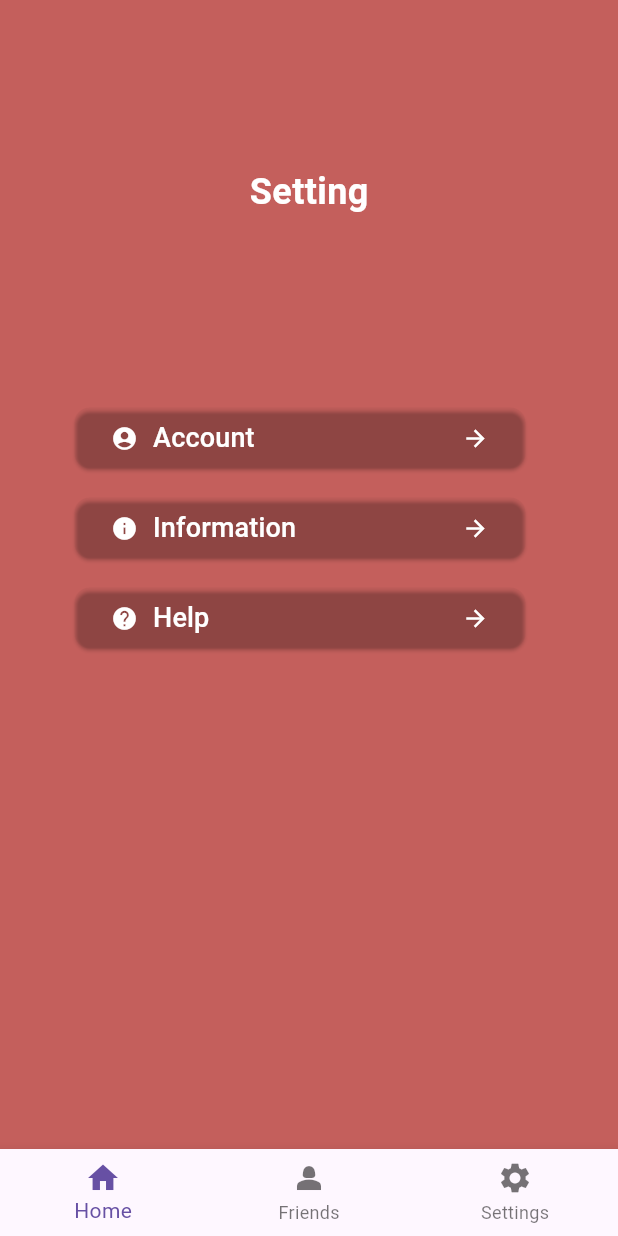
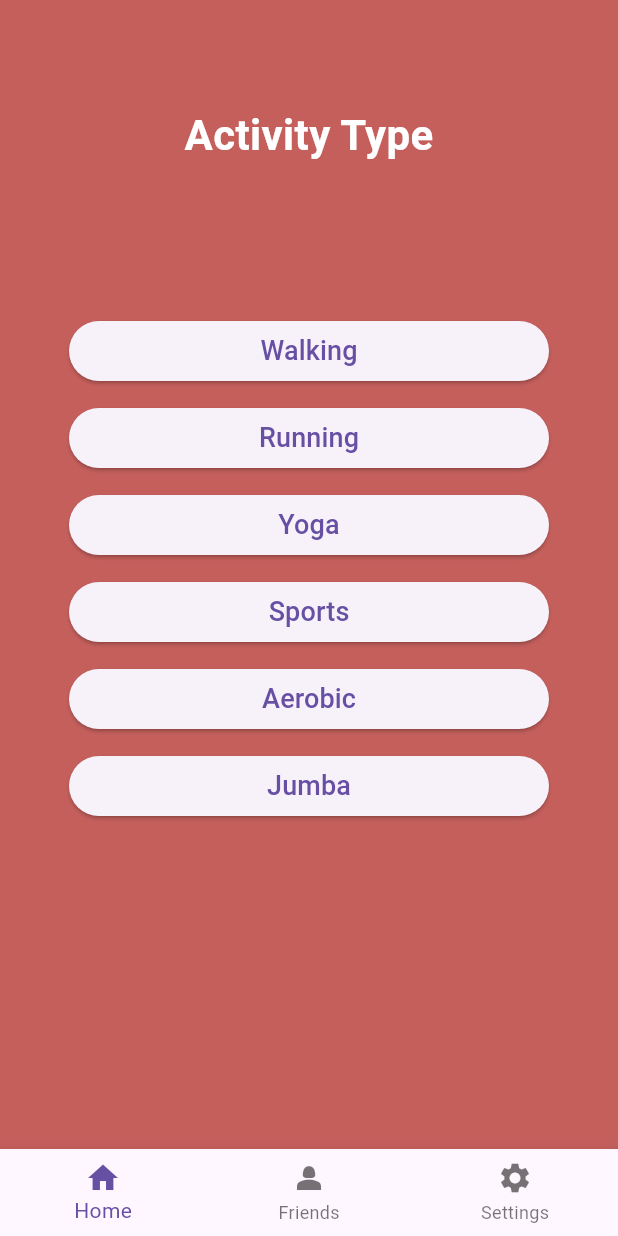
Before and after one commit to MEHAK-BENIWAL/Redback_Operations_Project_3, a Flutter app: the screen it shows after launch, on a phone screen of 412 x 824 dp. Run offline on Flutter 3.47's test engine with Material 2 defaults, Android fonts, the phone set to English and light mode, and no system bars.

Commit message:
Add Activity Page

```diff
--- a/Mobile App/lib/main.dart
+++ b/Mobile App/lib/main.dart
@@ -15,7 +15,7 @@ class MyApp extends StatelessWidget {
       theme: ThemeData(
         useMaterial3: true,
       ),
-      home: const MyHomePage(title: 'My First App'),
+      home: const MyActivity(title: 'My First App'),
     );
   }
 }
@@ -426,3 +426,130 @@ class _MyAccount extends State<MyAccount> {
     );
   }
 }
+
+class MyActivity extends StatefulWidget {
+  const MyActivity({Key? key, required this.title}) : super(key: key);
+  final String title;
+
+  @override
+  State<MyActivity> createState() => _MyActivityState();
+}
+
+class _MyActivityState extends State<MyActivity> {
+  int _currentIndex = 0;
+
+  @override
+  Widget build(BuildContext context) {
+    return Scaffold(
+      body: Stack(
+        children: [
+          Container(
+            color: const Color(0xFFC45F5C),
+            child: Center(
+              child: Column(
+                mainAxisAlignment: MainAxisAlignment.start,
+                children: [
+                  const SizedBox(height: 70),
+                  Container(
+                    width: double.infinity,
+                    child: const Text(
+                      "Activity Type",
+                      style: TextStyle(
+                        fontSize: 28,
+                        fontWeight: FontWeight.bold,
+                        color: Colors.white,
+                      ),
+                      textAlign: TextAlign.center,
+                    ),
+                  ),
+                  const SizedBox(height: 100),
+                  Column(
+                    mainAxisAlignment: MainAxisAlignment.center,
+                    children: [
+                      // Walking button
+                      Container(
+                        width: 320,
+                        child: ElevatedButton(
+                          onPressed: () {},
+                          child: const Text("Walking", style: TextStyle(fontSize: 18)),
+                        ),
+                      ),
+                      SizedBox(height: 10), // Add spacing between buttons
+                      // Running button
+                      Container(
+                        width: 320,
+                        child: ElevatedButton(
+                          onPressed: () {},
+                          child: const Text("Running", style: TextStyle(fontSize: 18)),
+                        ),
+                      ),
+                      SizedBox(height: 10), // Add spacing between buttons
+                      // Yoga button
+                      Container(
+                        width: 320,
+                        child: ElevatedButton(
+                          onPressed: () {},
+                          child: const Text("Yoga", style: TextStyle(fontSize: 18)),
+                        ),
+                      ),
+                      SizedBox(height: 10), // Add spacing between buttons
+                      // Sports button
+                      Container(
+                        width: 320,
+                        child: ElevatedButton(
+                          onPressed: () {},
+                          child: const Text("Sports", style: TextStyle(fontSize: 18)),
+                        ),
+                      ),
+                      SizedBox(height: 10), // Add spacing between buttons
+                      // Aerobic button
+                      Container(
+                        width: 320,
+                        child: ElevatedButton(
+                          onPressed: () {},
+                          child: const Text("Aerobic", style: TextStyle(fontSize: 18)),
+                        ),
+                      ),
+                      SizedBox(height: 10), // Add spacing between buttons
+                      // Jumba button
+                      Container(
+                        width: 320,
+                        child: ElevatedButton(
+                          onPressed: () {},
+                          child: const Text("Jumba", style: TextStyle(fontSize: 18)),
+                        ),
+                      ),
+                    ],
+                  )
+                ],
+              ),
+            ),
+          ),
+          // ... (other Positioned widgets for buttons)
+        ],
+      ),
+      bottomNavigationBar: BottomNavigationBar(
+        currentIndex: _currentIndex,
+        onTap: (index) {
+          setState(() {
+            _currentIndex = index;
+          });
+        },
+        items: [
+          BottomNavigationBarItem(
+            icon: Icon(Icons.home),
+            label: 'Home',
+          ),
+          BottomNavigationBarItem(
+            icon: Icon(Icons.person_2),
+            label: 'Friends',
+          ),
+          BottomNavigationBarItem(
+            icon: Icon(Icons.settings),
+            label: 'Settings',
+          ),
+        ],
+      ),
+    );
+  }
+}
```
